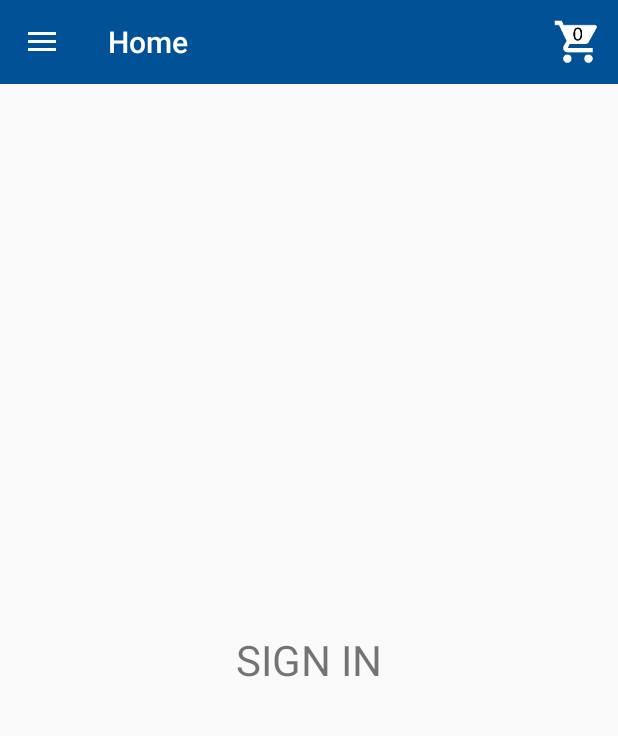
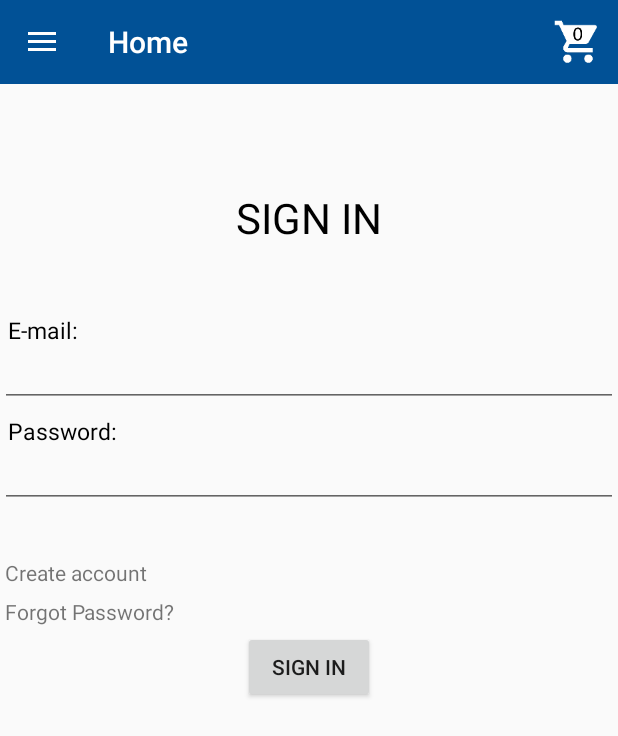
Before and after one commit to AlexandreStelzig/VideoGameShopApplication, an Android app: the fragment SignInFragment placed in its activity, on a phone screen of 412 x 824 dp. Shown: the top 736 px of the screen. Run offline under Robolectric (Android 15) with nearby library versions, the phone set to English and light mode, and no system bars; libraries missing offline, so code that uses them is left out: com.synnapps.carouselview.

Commit message:
Sign In layout
Error messages for invalid e-mails or passwords but no validation yet

```diff
--- a/app/src/main/java/a7967917_7698299/videogameshopapplication/MainActivity.java
+++ b/app/src/main/java/a7967917_7698299/videogameshopapplication/MainActivity.java
@@ -574,4 +574,8 @@ public class MainActivity extends AppCompatActivity
         setSearchQuery("");
         displayFragment(R.id.search_view_results);
     }
+
+    public void signIn(View v) {
+        signInFragment.signIn(v);
+    }
 }
--- a/app/src/main/java/a7967917_7698299/videogameshopapplication/fragments/SignInFragment.java
+++ b/app/src/main/java/a7967917_7698299/videogameshopapplication/fragments/SignInFragment.java
@@ -2,14 +2,17 @@ package a7967917_7698299.videogameshopapplication.fragments;
 
 import android.os.Bundle;
 import android.support.v4.app.Fragment;
+import android.text.TextUtils;
+import android.util.Patterns;
 import android.view.LayoutInflater;
 import android.view.View;
 import android.view.ViewGroup;
+import android.widget.EditText;
 
 import a7967917_7698299.videogameshopapplication.R;
 
 /**
- * Created by alex on 2017-06-24.
+ * @author Mathieu Perron, Alexandre Stelzig
  */
 
 public class SignInFragment extends Fragment{
@@ -26,4 +29,33 @@ public class SignInFragment extends Fragment{
 
         return view;
     }
+
+    public void signIn(View v) {
+        EditText editEmail = (EditText)getView().findViewById(R.id.editEmailSignIn);
+        if(TextUtils.isEmpty(editEmail.getText())){
+            editEmail.setError("E-mail field is empty!");
+            return;
+        }
+        if(!Patterns.EMAIL_ADDRESS.matcher(editEmail.getText()).matches()){
+            editEmail.setError("Invalid e-mail given. Please check the format of the e-mail given. It should look like: example@example.com");
+            return;
+        }
+        EditText editPassword = (EditText)getView().findViewById(R.id.editPasswordSignIn);
+        if(TextUtils.isEmpty(editPassword.getText())){
+            editPassword.setError("Password field is empty!");
+            return;
+        }
+        String email = editEmail.getText().toString();
+        String password = ((EditText)getView().findViewById(R.id.editPasswordSignIn)).getText().toString();
+
+        //TODO: Set up validation
+
+
+
+    }
+
+
+
+
+
 }
--- a/app/src/main/res/layout/fragment_sign_in.xml
+++ b/app/src/main/res/layout/fragment_sign_in.xml
@@ -1,13 +1,97 @@
-<FrameLayout xmlns:android="http://schemas.android.com/apk/res/android"
+<LinearLayout xmlns:android="http://schemas.android.com/apk/res/android"
+    xmlns:tools="http://schemas.android.com/tools"
     android:layout_width="match_parent"
     android:layout_height="match_parent"
-    android:clickable="true">
+    android:clickable="true"
+    android:orientation="vertical">
+
+    <Space
+        android:layout_width="match_parent"
+        android:layout_height="40dp" />
+
+    <TextView
+        android:id="@+id/signInText"
+        android:layout_width="wrap_content"
+        android:layout_height="wrap_content"
+        android:layout_gravity="center"
+        android:ellipsize="end"
+        android:maxLines="1"
+        android:padding="30dp"
+        android:text="SIGN IN"
+        android:textColor="@color/black"
+        android:textSize="28sp" />
+
+
+    <Space
+        android:layout_width="match_parent"
+        android:layout_height="10dp" />
 
     <TextView
         android:layout_width="wrap_content"
         android:layout_height="wrap_content"
+        android:gravity="center_horizontal"
+        android:text="E-mail:"
+        android:textColor="@color/black"
+        android:padding="5dp"
+        android:textSize="15sp"/>
+
+    <EditText
+        android:id="@+id/editEmailSignIn"
+        android:layout_width="match_parent"
+        android:layout_height="wrap_content"
         android:layout_gravity="center"
-        android:text="SIGN IN"
-        android:textSize="28sp" />
+        android:inputType="textEmailAddress"
+        android:padding="5dp"/>
 
-</FrameLayout>
+    <TextView
+        android:id="@+id/textPasswordSignIn"
+        android:layout_width="wrap_content"
+        android:layout_height="wrap_content"
+        android:padding="5dp"
+        android:textColor="@color/black"
+        android:text="Password:"
+        android:textSize="15sp"/>
+
+    <EditText
+        android:id="@+id/editPasswordSignIn"
+        android:layout_width="match_parent"
+        android:layout_height="wrap_content"
+        android:layout_gravity="center"
+        android:inputType="textPassword"
+        android:padding="5dp"/>
+    <Space
+        android:layout_width="match_parent"
+        android:layout_height="30dp" />
+
+    <TextView
+        android:id="@+id/createAccountLink"
+        android:layout_width="wrap_content"
+        android:layout_height="wrap_content"
+        android:clickable="true"
+        android:onClick="displayFragment"
+        android:tag="@id/R.id."
+        android:text="Create account"
+        android:padding="3dp"
+        tools:textColor="@color/colorAccent" />
+
+    <TextView
+        android:id="@+id/forgotPasswordLink"
+        android:layout_width="wrap_content"
+        android:layout_height="wrap_content"
+        android:clickable="true"
+        android:onClick="forgotPassword"
+        android:text="Forgot Password?"
+        android:padding="3dp"
+        tools:textColor="@color/colorAccent" />
+
+    <Button
+        android:id="@+id/signInButton"
+        android:layout_width="wrap_content"
+        android:layout_height="wrap_content"
+        android:layout_gravity="center"
+        android:text="Sign In"
+        android:clickable="true"
+        android:onClick="signIn"/>
+
+
+</LinearLayout>
--- a/app/src/main/res/values/colors.xml
+++ b/app/src/main/res/values/colors.xml
@@ -4,7 +4,7 @@
     <color name="colorPrimary">#015196</color>
     <color name="colorPrimaryLight">#C5CAE9</color>
     <color name="textIcon">#FFFFFF</color>
-    <color name="colorAccent">#03A9F4</color>
+    <color name="colorAccent">#03a9f4</color>
     <color name="primaryText">#212121</color>
     <color name="secondaryText">#757575</color>
     <color name="dividerColor">#BDBDBD</color>
--- a/build.gradle
+++ b/build.gradle
@@ -5,7 +5,7 @@ buildscript {
         jcenter()
     }
     dependencies {
-        classpath 'com.android.tools.build:gradle:2.3.1'
+        classpath 'com.android.tools.build:gradle:2.3.3'
 
         // NOTE: Do not place your application dependencies here; they belong
         // in the individual module build.gradle files
```
